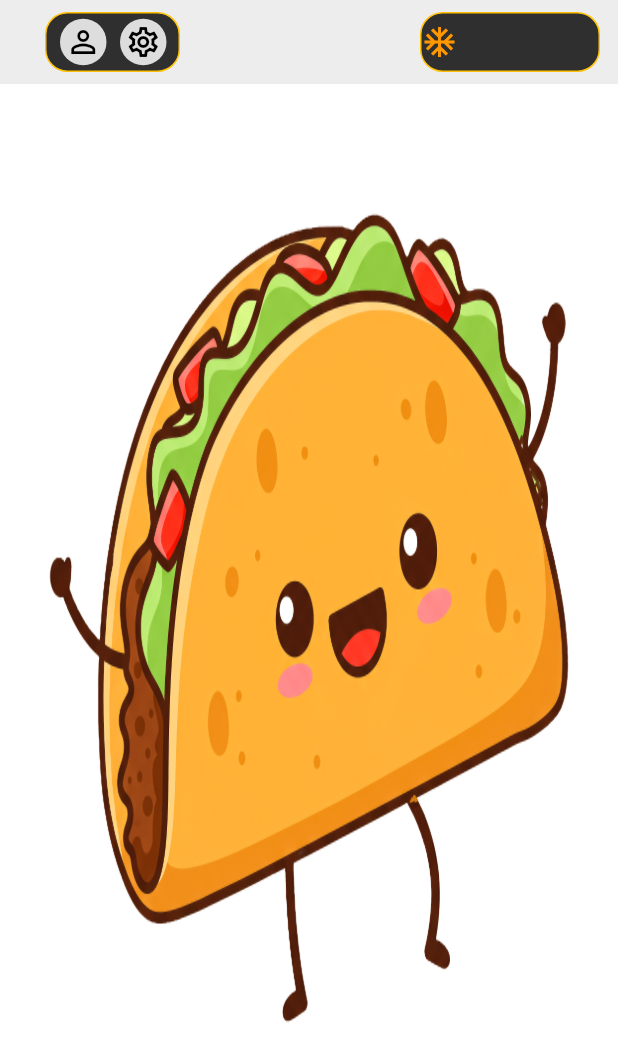
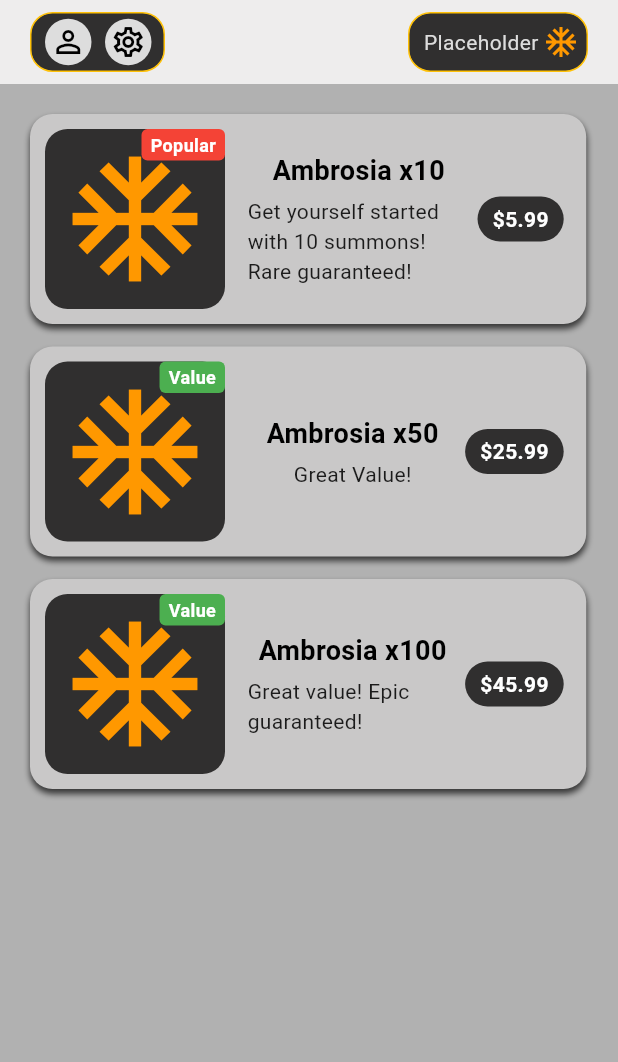
Before and after one commit to UCF-GroupProj/poosd-monorepo, a Flutter app: the StorePage screen opened by its route, on a phone screen of 412 x 824 dp. Shown: the top 1062 px of the screen. Run offline on Flutter 3.47's test engine with Material 3 defaults, Android fonts, the phone set to English and light mode, and no system bars; our stand-ins replace carousel_slider.

Commit message:
Completed Store UI, Replaced old appbar in collections with newer one, created a global navigation bar file

```diff
--- a/apps/mobile/lib/main.dart
+++ b/apps/mobile/lib/main.dart
@@ -22,7 +22,7 @@ class MyApp extends StatelessWidget {
       theme: ThemeData(primarySwatch: Colors.blue),
 
       routes: Routes.getRoutes(),
-      initialRoute: '/store',
+      initialRoute: Routes.COLLECTIONSPAGE,
     );
   }
 }
--- a/apps/mobile/lib/pages/bottom_page_carousel.dart
+++ b/apps/mobile/lib/pages/bottom_page_carousel.dart
@@ -12,7 +12,9 @@ class BottomPageCarousel extends StatelessWidget {
       'images/taco.png',
       'images/taco.png',
     ];
-
+//TODO Pop navigation stack until it is not current route (Gabe).
+// For example, if on store page and press "Go to Store" it pushes another store route on to stack and if you scroll away with carousel it will only pop one if we dont implement popUntil.
+// Or maybe not since this is on webbrowser maybe? I dont know.
 return Center(
       child: CarouselSlider(
         options: CarouselOptions(
--- /dev/null
+++ b/apps/mobile/lib/pages/global_appbar.dart
@@ -0,0 +1,130 @@
+import 'package:flutter/material.dart';
+import 'package:large_project_dart/routes/routes.dart';
+
+class GlobalAppbar extends StatelessWidget implements PreferredSizeWidget{
+  const GlobalAppbar({super.key});
+
+  @override
+  Size get preferredSize => const Size.fromHeight(kToolbarHeight);
+
+  void _getMoreGems(BuildContext context){
+    showDialog(
+      context: context,
+      builder: (BuildContext context){
+        return AlertDialog(
+          shape: RoundedRectangleBorder(borderRadius: BorderRadius.circular(15)),
+          title: const Text("Purchase More Currency?"),
+          content: const Text("Would you like to visit the Store now to stock up on ambrosia?"),
+          actions: [
+            TextButton(
+              onPressed: (){
+                Navigator.of(context).pop();
+              },
+              child: const Text("Not Now")
+            ),
+            TextButton(
+              onPressed: (){
+                Navigator.of(context).pop();
+
+                Navigator.pushNamed(context, Routes.STOREPAGE);
+              },
+              style: ElevatedButton.styleFrom(backgroundColor: Colors.amber),
+              child: const Text("Go to Store")
+            ),
+          ]
+        );
+      }
+    );
+  }
+
+  @override
+  Widget build(BuildContext context) {
+    return AppBar(
+        elevation: 0,
+        backgroundColor: const Color.fromARGB(255, 238, 237, 237),
+        leadingWidth: 130,
+        leading: Center(
+          child: Container(
+            width: 90,
+            height: 40,
+            decoration: BoxDecoration(
+              color: const Color.fromARGB(255, 48, 47, 47),
+              borderRadius: BorderRadius.circular(15),
+              border: BoxBorder.all(color: Colors.amber),
+            ),
+            child: Row(
+              mainAxisAlignment: MainAxisAlignment.spaceEvenly,
+              children: [
+                Padding(
+                  padding: const EdgeInsets.only(left: 5),
+                  child: Container(
+                    width: 31,
+                    height: 31,
+                    decoration: BoxDecoration(
+                      color: const Color.fromARGB(255, 221, 221, 221),
+                      shape: BoxShape.circle,
+                    ),
+                    child: IconButton(
+                      icon: const Icon(Icons.person_outline, color: Color.fromARGB(255, 0, 0, 0)),
+                      onPressed: () {
+                        print("person pressed"); // LogOut
+                      },
+                      padding: EdgeInsets.zero,
+                      constraints: const BoxConstraints(),
+                    ),
+                  ),
+                ),
+                Padding(
+                  padding: const EdgeInsets.only(left: 5, right: 4),
+                  child: Container(
+                    width: 31,
+                    height: 31,
+                    decoration: BoxDecoration(
+                      color: const Color.fromARGB(255, 221, 221, 221),
+                      shape: BoxShape.circle,
+                    ),
+                    child: IconButton(
+                      icon: const Icon(Icons.settings_outlined, color: Color.fromARGB(255, 0, 0, 0)),
+                      onPressed: () {
+                        print("pressed settings");
+                        //Navigator.pushNamed(context, Routes.SETTINGSPAGE);
+                      },
+                      padding: EdgeInsets.zero,
+                      constraints: const BoxConstraints(),
+                    ),
+                  ),
+                ),
+              ],
+            ),
+          )
+        ),
+        actionsPadding: EdgeInsets.only(right: 20),
+        actions: [
+          Center(
+            child: GestureDetector(
+              onTap: () {_getMoreGems(context);},
+              child: Container(
+                width: 120,
+                height: 40,
+                decoration: BoxDecoration(
+                  color: const Color.fromARGB(255, 48, 47, 47),
+                  borderRadius: BorderRadius.circular(15),
+                  border: BoxBorder.all(color: Colors.amber),
+                  ),
+                  child: Row(
+                    mainAxisAlignment: MainAxisAlignment.end,
+                    children: [
+                      Text("Placeholder", style: TextStyle(color: Color.fromARGB(255, 221, 221, 221)),),
+                      Padding(
+                        padding: const EdgeInsets.only(left: 3,right: 5),
+                        child: Icon(Icons.ac_unit, color: Colors.orange),
+                      ),
+                    ],
+                  ),
+                ),
+            ),
+          ),
+        ],
+      );
+  }
+}
--- /dev/null
+++ b/apps/mobile/lib/pages/global_navigationbar.dart
@@ -0,0 +1,2 @@
+import 'package:flutter/material.dart';
+import 'package:large_project_dart/routes/routes.dart';
--- a/apps/mobile/lib/pages/page_collections.dart
+++ b/apps/mobile/lib/pages/page_collections.dart
@@ -1,6 +1,7 @@
 import 'package:flutter/material.dart';
-import 'package:large_project_dart/pages/custom_menu_bar.dart';
+//import 'package:large_project_dart/pages/custom_menu_bar.dart'; TEST Previous app bar config
 import 'package:large_project_dart/pages/bottom_page_carousel.dart';
+import 'package:large_project_dart/pages/global_appbar.dart';
 
 class CollectionsPage extends StatelessWidget {
   const CollectionsPage({super.key});
@@ -8,10 +9,11 @@ class CollectionsPage extends StatelessWidget {
   @override
   Widget build(BuildContext context) {
     return Scaffold(
+      appBar: GlobalAppbar(),
       backgroundColor: Colors.black,
       body: Column(
         children: [
-          CustomMenuBar(),
+          //CustomMenuBar(), TEST Previous app bar config
           FavoritesBar(),
           Divider(
             color: Colors.white,   // Line color
--- a/apps/mobile/lib/pages/page_store.dart
+++ b/apps/mobile/lib/pages/page_store.dart
@@ -1,4 +1,5 @@
 import 'package:flutter/material.dart';
+import 'package:large_project_dart/pages/global_appbar.dart';
 
 class StorePage extends StatefulWidget{
   const StorePage({super.key});
@@ -9,98 +10,154 @@ class StorePage extends StatefulWidget{
 
 class _StorePageState extends State<StorePage>{
 
+  void _showPurchaseConfirmation(BuildContext context, {required String itemName, required String itemPrice}){
+    showDialog(
+      context: context,
+      builder: (BuildContext dialogContext){
+        return AlertDialog(
+          shape: RoundedRectangleBorder(borderRadius: BorderRadiusGeometry.circular(15)),
+          title: const Text("Confirm Purchase"),
+          content: Text('Are you sure you want to buy $itemName for $itemPrice?'),
+          actions: [
+            TextButton(
+              onPressed: (){
+                Navigator.of(dialogContext).pop();
+              },
+              child: Text("Cancel"),
+            ),
+            TextButton(
+              onPressed: (){
+                Navigator.of(dialogContext).pop();
+              },
+              child: Text("Confirm"),
+            )
+          ],
+        );
+      }
+    );
+  }
+
+  Widget _buildStoreItem(BuildContext context, {required String title, required String description, required String price, required bool isPopular, required Color color}){
+    final screenWidth = MediaQuery.of(context).size.width;
+
+    return GestureDetector(
+      onTap: (){
+        _showPurchaseConfirmation(context, itemName: title, itemPrice: price);
+      },
+      child: Container(
+        width: screenWidth * .9,
+        padding: EdgeInsets.only(left: 10, top: 10, bottom: 10, right: 10),
+        decoration: BoxDecoration(
+          color: const Color.fromARGB(255, 201, 200, 200),
+          borderRadius: BorderRadius.circular(15),
+          boxShadow: [ BoxShadow(color: Colors.black.withAlpha(175), blurRadius: 3, offset: const Offset(0, 3)) ]
+        ),
+        child: Row(
+          crossAxisAlignment: CrossAxisAlignment.center,
+          mainAxisAlignment: MainAxisAlignment.start,
+          children: [
+            Stack(
+              children: [
+                Container(
+                  width: 120,
+                  height: 120,
+                  decoration: BoxDecoration(
+                    color: const Color.fromARGB(255, 48, 47, 47),
+                    borderRadius: BorderRadius.circular(15)
+                  ),
+                  child: const Center(
+                    child: Icon(Icons.ac_unit, color: Colors.orange, size: 100,)
+                  ),
+                ),
+                if(isPopular)
+                  Positioned(
+                    top: 0,
+                    right: 0,
+                    child: Container(
+                      padding: const EdgeInsets.symmetric(horizontal: 6, vertical: 2),
+                      decoration: BoxDecoration(
+                        color: color,
+                        borderRadius: BorderRadius.circular(4),
+                      ),
+                      child: const Text("Popular", style: TextStyle(color: Colors.white, fontSize: 12, fontWeight: FontWeight.bold))
+                    )
+                  )
+                else
+                  Positioned(
+                    top: 0,
+                    right: 0,
+                    child: Container(
+                      padding: const EdgeInsets.symmetric(horizontal: 6, vertical: 2),
+                      decoration: BoxDecoration(
+                        color: color,
+                        borderRadius: BorderRadius.circular(4),
+                      ),
+                      child: const Text("Value", style: TextStyle(color: Colors.white, fontSize: 12, fontWeight: FontWeight.bold))
+                    )
+                  )
+              ],
+            ),
+            const SizedBox(width: 15,),
+            Expanded(
+              child: Column(
+                crossAxisAlignment: CrossAxisAlignment.center,
+                mainAxisAlignment: MainAxisAlignment.center,
+                children: [
+                  Text(title, style: const TextStyle(fontSize: 18, fontWeight: FontWeight.bold, color: Colors.black)),
+                  const SizedBox(height: 4,),
+                  Text(description, style: const TextStyle(fontSize: 14, color: Colors.black87)),
+                ],
+              )
+            ),
+            Padding(
+              padding: const EdgeInsets.all(5),
+              child: Container(
+                padding: const EdgeInsets.symmetric(horizontal: 10, vertical: 5),
+                decoration: BoxDecoration(
+                  color: const Color.fromARGB(255, 48, 47, 47),
+                  borderRadius: BorderRadius.circular(15),
+                ),
+                child: Text(price, style: const TextStyle(color: Colors.white, fontWeight: FontWeight.bold, fontSize: 14)),
+              )
+            )
+          ],
+        ),
+      ),
+    );
+  }
   @override
   Widget build(BuildContext context){
-    return Stack(
-        children:[
+    return Stack( //TODO Could remove the background and just make it gray, if so delete this stack
+      children: [
             Positioned.fill(
               child: Image.asset("images/taco.png", fit: BoxFit.fill),
             ),
+
             Scaffold(
-            backgroundColor: Colors.transparent,
-            appBar: AppBar(
-              elevation: 0,
-              backgroundColor: const Color.fromARGB(255, 238, 237, 237),
-              leadingWidth: 150,
-              leading: Center(
-                child: Container(
-                  width: 90,
-                  height: 40,
-                  decoration: BoxDecoration(
-                    color: const Color.fromARGB(255, 48, 47, 47),
-                    borderRadius: BorderRadius.circular(15),
-                    border: BoxBorder.all(color: Colors.amber),
-                  ),
-                  child: Row(
+            //backgroundColor: const Color.fromARGB(255, 48, 47, 47), // If we want a darker look
+            backgroundColor: Color.fromARGB(255, 177, 177, 177),
+            //backgroundColor: Colors.transparent,
+            appBar: GlobalAppbar(),
+
+            body: SingleChildScrollView(
+              child: Padding(
+                padding: const EdgeInsets.only(left: 20),
+                child: Column(
                   mainAxisAlignment: MainAxisAlignment.spaceEvenly,
                   children: [
-                      Padding(
-                        padding: const EdgeInsets.only(left: 5),
-                        child: Container(
-                          width: 31,
-                          height: 31,
-                          decoration: BoxDecoration(
-                            color: const Color.fromARGB(255, 221, 221, 221),
-                            shape: BoxShape.circle,
-                          ),
-                          child: IconButton(
-                            icon: const Icon(Icons.person_outline, color: Color.fromARGB(255, 0, 0, 0)),
-                            onPressed: () {
-                              print("person pressed"); // LogOut
-                            },
-                            padding: EdgeInsets.zero,
-                            constraints: const BoxConstraints(),
-                          ),
-                        ),
-                      ),
-                      Padding(
-                        padding: const EdgeInsets.only(left: 5, right: 4),
-                        child: Container(
-                          width: 31,
-                          height: 31,
-                          decoration: BoxDecoration(
-                            color: const Color.fromARGB(255, 221, 221, 221),
-                            shape: BoxShape.circle,
-                          ),
-                          child: IconButton(
-                            icon: const Icon(Icons.settings_outlined, color: Color.fromARGB(255, 0, 0, 0)),
-                            onPressed: () {
-                              print("settings pressed"); // Navigation.push settings page
-                            },
-                            padding: EdgeInsets.zero,
-                            constraints: const BoxConstraints(),
-                          ),
-                        ),
-                      ),
-                    ],
-                  ),
-                )
-              ),
-              actionsPadding: EdgeInsets.only(right: 12),
-              actions: [
-                Center(
-                child: Container(
-                  width: 120,
-                  height: 40,
-                  decoration: BoxDecoration(
-                    color: const Color.fromARGB(255, 48, 47, 47),
-                    borderRadius: BorderRadius.circular(15),
-                    border: BoxBorder.all(color: Colors.amber),
-                    ),
-                    child: Row(
-                      children: [
-
-                        Icon(Icons.ac_unit, color: Colors.orange),
+                    const SizedBox(height: 20),
+                    _buildStoreItem(context, title: "Ambrosia x10", description: "Get yourself started with 10 summons! Rare guaranteed!", price: "\$5.99", isPopular: true, color: Colors.red),
+                    const SizedBox(height: 15),
+                    _buildStoreItem(context, title: "Ambrosia x50", description: "Great Value!", price: "\$25.99", isPopular: false, color: Colors.green),
+                    const SizedBox(height: 15),
+                    _buildStoreItem(context, title: "Ambrosia x100", description: "Great value! Epic guaranteed!", price: "\$45.99", isPopular: false, color: Colors.green),
+                    const SizedBox(height: 20),
                   ],
                 ),
               ),
             ),
-              ],
           ),
-          )
-        ],
-
-
+      ]
     );
   }
 }
--- a/apps/mobile/lib/routes/routes.dart
+++ b/apps/mobile/lib/routes/routes.dart
@@ -12,7 +12,6 @@ class Routes{
   static const String STOREPAGE = '/store';
   static const String CAROUSELPAGE = '/carousel';
   static const String SUMMONSPAGE = '/summons';
-  //TODO static const String APPBARPAGE = '/appbar'; In case of puttin the app bar screen
 
   static Map<String, Widget Function(BuildContext)> getRoutes(){
     return {
@@ -24,7 +23,6 @@ class Routes{
         // SETTINGSPAGE: (context) => SettingsPage(),
         // CAROUSELPAGE: (context) => CarouselPage(),
         // SUMMONSPAGE: (context) => SummonsPage(),
-        // APPBARPAGE: (context) => AppbarPage(),
     };
   }
 }
```
Lines whose indentation alone changed are shown as unchanged.
